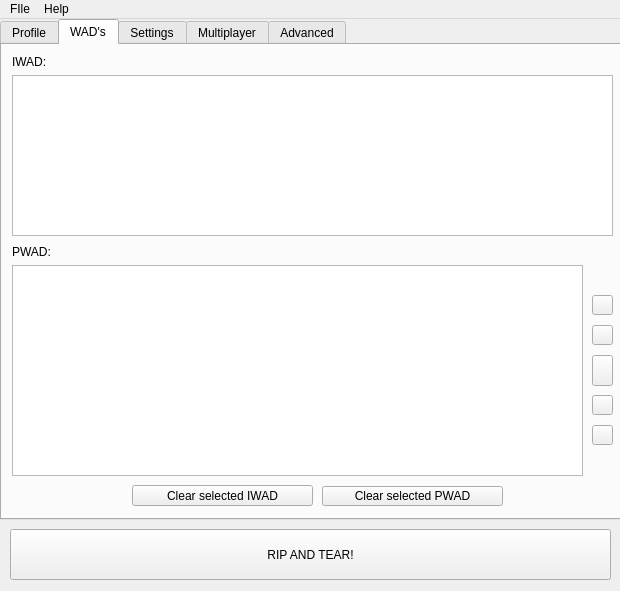
First picture: the form in scr/mainwindow.ui, repository VolkMilit/ChickenLauncher, before the edit.
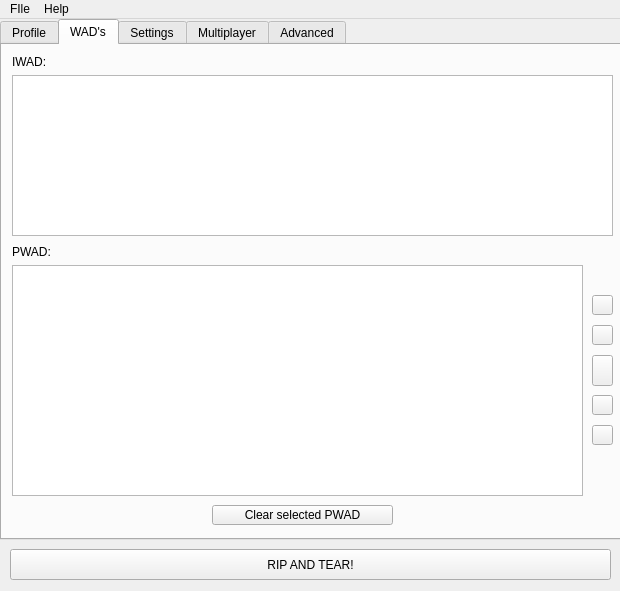
Second picture: the form after the edit. The open tabs and pages were chosen to show the change. Icons and pictures are not drawn.

Patch:
```diff
--- a/scr/mainwindow.ui
+++ b/scr/mainwindow.ui
@@ -24,7 +24,7 @@
       <x>0</x>
       <y>0</y>
       <width>621</width>
-      <height>501</height>
+      <height>521</height>
      </rect>
     </property>
     <property name="currentIndex">
@@ -192,7 +192,7 @@
         <x>10</x>
         <y>220</y>
         <width>571</width>
-        <height>211</height>
+        <height>231</height>
        </rect>
       </property>
       <property name="frameShape">
@@ -246,8 +246,8 @@
      <widget class="QPushButton" name="btn_clear_selected_pwad">
       <property name="geometry">
        <rect>
-        <x>320</x>
-        <y>441</y>
+        <x>210</x>
+        <y>460</y>
         <width>181</width>
         <height>20</height>
        </rect>
@@ -256,19 +256,6 @@
        <string>Clear selected PWAD</string>
       </property>
      </widget>
-     <widget class="QPushButton" name="btn_clear_selected_iwad">
-      <property name="geometry">
-       <rect>
-        <x>130</x>
-        <y>440</y>
-        <width>181</width>
-        <height>21</height>
-       </rect>
-      </property>
-      <property name="text">
-       <string>Clear selected IWAD</string>
-      </property>
-     </widget>
      <widget class="QPushButton" name="btn_pwad_up">
       <property name="geometry">
        <rect>
@@ -1078,9 +1065,9 @@
     <property name="geometry">
      <rect>
       <x>10</x>
-      <y>510</y>
+      <y>530</y>
       <width>601</width>
-      <height>51</height>
+      <height>31</height>
      </rect>
     </property>
     <property name="toolTip">
@@ -1095,7 +1082,7 @@
     </property>
     <property name="iconSize">
      <size>
-      <width>30</width>
+      <width>16</width>
       <height>30</height>
      </size>
     </property>
```
Left out of the diff: 14 changed lines with no effect on the pictures.
